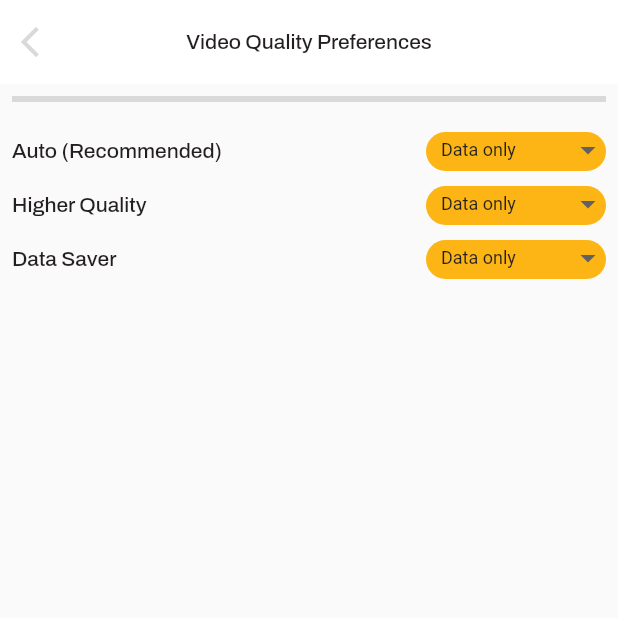
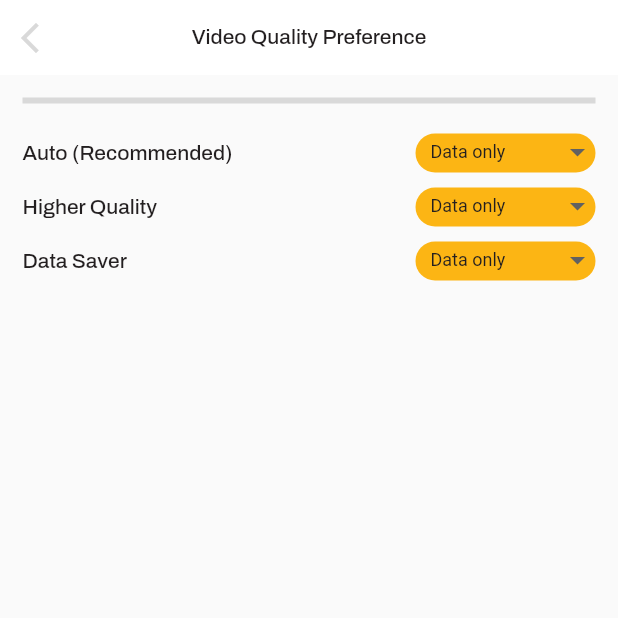
Before and after one commit to HumzaKhan071/shoofi, a Flutter app: the AppSetting screen opened directly, after a tap on "Video quality preferences", on a phone screen of 412 x 824 dp, the top half of it. Run offline on Flutter 3.47's test engine with Material 2 defaults, Android fonts, the phone set to English and light mode, and no system bars; our stand-ins replace flip_card, get, intro_slider, pinput, video_player, youtube_player_flutter; missing offline and left inert: tiktoklikescroller.

Commit message:
bug fixes

```diff
--- a/lib/Routes/routes.dart
+++ b/lib/Routes/routes.dart
@@ -54,3 +54,4 @@ export 'package:shoofi/Screens/HomeScreens/bottom_navigation_bar.dart';
 export 'package:shoofi/controllers/Home/watchlist_controller.dart';
 export 'package:shoofi/Screens/HomeScreens/extended_watchlist.dart';
 export 'package:shoofi/Screens/Widgets/removeWatchListBottomSheet.dart';
+export 'package:shoofi/Screens/Widgets/customAppBar.dart';
--- a/lib/Screens/HomeScreens/appSetting.dart
+++ b/lib/Screens/HomeScreens/appSetting.dart
@@ -3,6 +3,7 @@ import 'package:shoofi/Screens/Billing%20and%20payments/BillingPaymentScreen.dar
 import 'package:shoofi/Screens/GeneralSetting/GeneralSettingScreen.dart';
 import 'package:shoofi/Screens/History/HistoryScreen.dart';
 import 'package:shoofi/Screens/VideoQualityPreferences/VideoQualityPreference.dart';
+import 'package:shoofi/Screens/Widgets/customAppBar.dart';
 
 class AppSetting extends StatelessWidget {
   const AppSetting({super.key});
@@ -10,25 +11,18 @@ class AppSetting extends StatelessWidget {
   @override
   Widget build(BuildContext context) {
     return Scaffold(
+      appBar: PreferredSize(
+        preferredSize: Size.fromHeight(50),
+        child: CustomAppBar(
+          title: "App Settings",
+        ),
+      ),
       body: Column(
         children: [
-          SizedBox(height: 40),
-          ListTile(
-              leading: Icon(Icons.arrow_back_ios_new_rounded),
-              title: Center(
-                  child: Text(
-                "App Settings",
-                style: TextStyle(
-                  color: black,
-                  fontSize: 16,
-                   fontWeight: FontWeight.bold
-                ),
-              ))),
-          Divider(
-            indent: 10,
-            endIndent: 10,
-            thickness: 1,
-            color: grey,
+          LinearProgressIndicator(
+            backgroundColor: grey,
+            value: 0,
+            valueColor: AlwaysStoppedAnimation<Color>(yellow),
           ),
           ListTile(
             leading: Image.asset("assets/Images/appSettingIcon1.png"),
--- a/lib/Screens/VideoQualityPreferences/VideoQualityPreference.dart
+++ b/lib/Screens/VideoQualityPreferences/VideoQualityPreference.dart
@@ -6,27 +6,15 @@ class VideoQualityPreference extends StatelessWidget {
   @override
   Widget build(BuildContext context) {
     return Scaffold(
-      appBar: AppBar(
-        leadingWidth: 40,
-        backgroundColor: Colors.white,
-        elevation: 0,
-        leading: IconButton(
-            onPressed: () {
-              Get.back();
-            },
-            icon: Icon(
-              Icons.arrow_back_ios_new,
-              color: grey,
-            )),
-        centerTitle: true,
-        title: Text(
-          "Video Quality Preferences",
-          style: TextStyle(color: black, fontSize: 14,   fontWeight: FontWeight.w500 ),
+      appBar: PreferredSize(
+        preferredSize: Size.fromHeight(50),
+        child: CustomAppBar(
+          title: "Video Quality Preference",
         ),
       ),
       body: SingleChildScrollView(
         child: Padding(
-          padding: EdgeInsets.all(8),
+          padding: EdgeInsets.all(15),
           child: Column(
             children: [
               LinearProgressIndicator(
@@ -75,10 +63,7 @@ class _MyVPRowState extends State<MyVPRow> {
         Text(
           widget.title,
           style: TextStyle(
-            color: black,
-            fontSize: 14,
-               fontWeight: FontWeight.w500
-          ),
+              color: black, fontSize: 14, fontWeight: FontWeight.w500),
         ),
         Container(
           height: 26,
--- /dev/null
+++ b/lib/Screens/Widgets/customAppBar.dart
@@ -0,0 +1,29 @@
+import 'package:shoofi/Routes/routes.dart';
+
+class CustomAppBar extends StatelessWidget {
+  final String title;
+  const CustomAppBar({super.key, required this.title});
+
+  @override
+  Widget build(BuildContext context) {
+    return AppBar(
+      leadingWidth: 40,
+      backgroundColor: Colors.white,
+      elevation: 0,
+      leading: IconButton(
+          onPressed: () {
+            Get.back();
+          },
+          icon: Icon(
+            Icons.arrow_back_ios_new,
+            color: grey,
+          )),
+      centerTitle: true,
+      title: Text(
+        title,
+        style:
+            TextStyle(color: black, fontSize: 14, fontWeight: FontWeight.w500),
+      ),
+    );
+  }
+}
--- a/lib/Screens/Widgets/pin_dialog.dart
+++ b/lib/Screens/Widgets/pin_dialog.dart
@@ -2,6 +2,7 @@ import 'package:shoofi/Routes/routes.dart';
 
 pinDialog(context) {
   showDialog(
+    barrierDismissible: false,
       context: context,
       builder: (context) => Dialog(
             shape:
--- a/lib/main.dart
+++ b/lib/main.dart
@@ -3,6 +3,7 @@ import 'package:get/get.dart';
 import 'package:shoofi/Routes/routes.dart';
 import 'package:shoofi/Screens/Billing%20and%20payments/BillingPaymentScreen.dart';
 import 'package:shoofi/Screens/History/HistoryScreen.dart';
+import 'package:shoofi/Screens/LoginScreens/login_screen.dart';
 import 'package:shoofi/Screens/video_player/videos_main_page.dart';
 
 import 'Screens/SplashScreens/splash_screen.dart';
@@ -21,7 +22,7 @@ class MyApp extends StatelessWidget {
         fontFamily: "Archivo",
       ),
       debugShowCheckedModeBanner: false,
-      home: SplashScreen(),
+      home: HomeBottomNavigationBar(),
     );
   }
 }
```
Also changed, not shown: lib/Screens/Billing and payments/BillingPaymentScreen.dart (+4 -17 lines), lib/Screens/Chat and Support/ChatSupportScreen.dart (+4 -16 lines), lib/Screens/GeneralSetting/GeneralSettingScreen.dart (+44 -28 lines), lib/Screens/History/HistoryScreen.dart (+4 -17 lines), lib/Screens/HomeScreens/search_screen.dart (+13 -8 lines), lib/Screens/HomeScreens/trending_screen.dart (+16 -18 lines), lib/Screens/LoginScreens/login_screen.dart (+14 -6 lines), lib/Screens/UserAgreementScreens/PrivacyScreen.dart (+4 -20 lines), lib/Screens/UserAgreementScreens/UserAgreementScreen.dart (+4 -20 lines), lib/Screens/Widgets/MyPasswordField.dart (+5 -6 lines), assets/Images/add_location.png (added), assets/Images/connected_tv.png (added).
